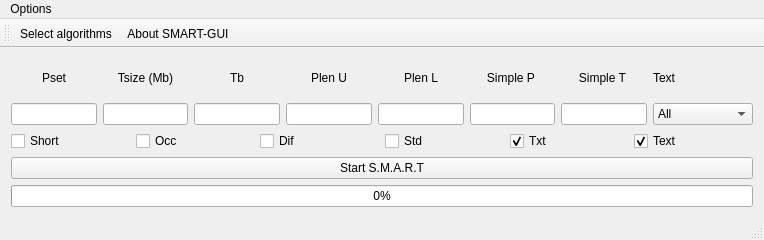
First picture: the form in SMART-GUI-V2/mainwindow.ui, repository smart-tool/smart-gui, before the edit.
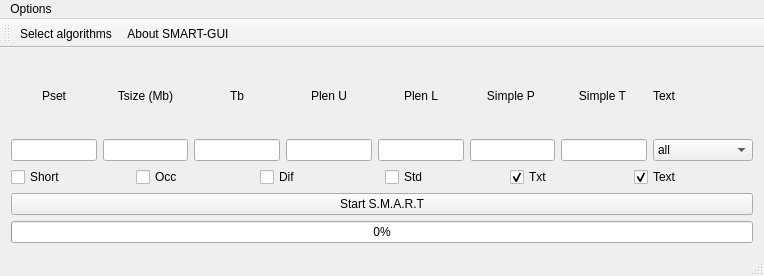
Second picture: the form after the edit.

Diff of the .ui file:
```diff
--- a/SMART-GUI-V2/mainwindow.ui
+++ b/SMART-GUI-V2/mainwindow.ui
@@ -10,7 +10,7 @@
     <x>0</x>
     <y>0</y>
     <width>764</width>
-    <height>240</height>
+    <height>276</height>
    </rect>
   </property>
   <property name="sizePolicy">
@@ -82,7 +82,7 @@
        <widget class="QComboBox" name="comboBox">
         <item>
          <property name="text">
-          <string>All</string>
+          <string>all</string>
          </property>
         </item>
         <item>
```
Left out of the diff: 2 changed lines with no effect on the pictures.
